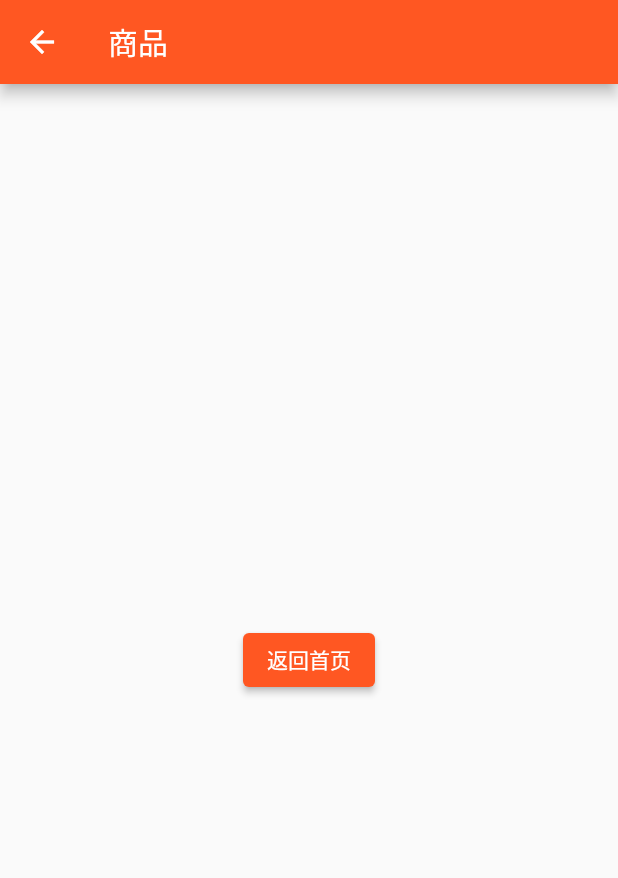
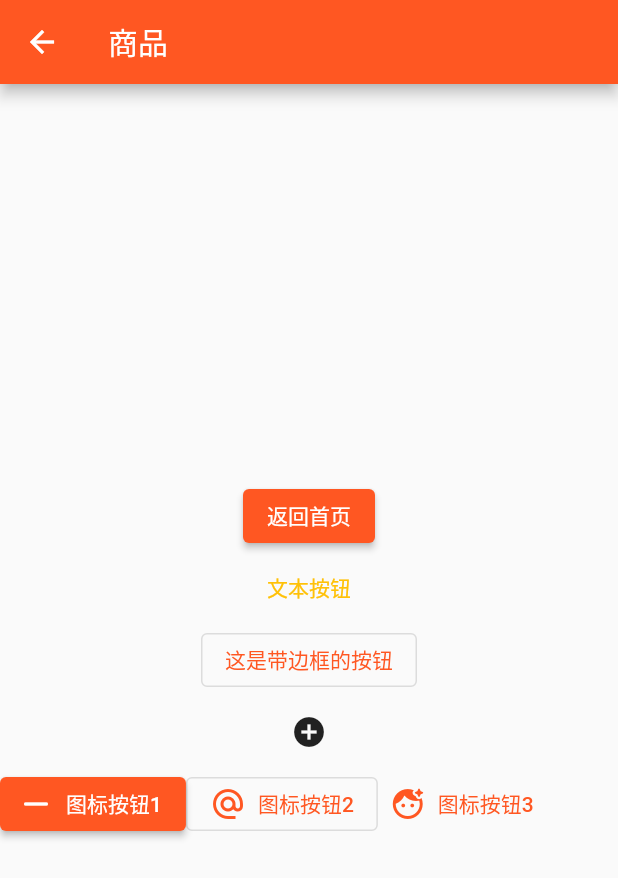
Before and after one commit to ylc927957426/flutterAPP, a Flutter app: the Goods screen opened by its route, on a phone screen of 412 x 824 dp. Shown: the top 878 px of the screen. Run offline on Flutter 3.47's test engine with Material 2 defaults, Android fonts, the phone set to English and light mode, and no system bars.

Commit message:
按钮的展示和icon按钮

```diff
--- a/lib/goods/index.dart
+++ b/lib/goods/index.dart
@@ -23,7 +23,41 @@ class Goods extends StatelessWidget {
                   onPressed: () {
                     Navigator.pop(context, {'id': '商品id'});
                   },
-                  child: const Text('返回首页'))
+                  child: const Text('返回首页')),
+              TextButton(
+                  onPressed: () {
+                    print('这是文本按钮');
+                  },
+                  child: const Text(
+                    '文本按钮',
+                    style: TextStyle(color: Colors.amber),
+                  )),
+              OutlinedButton(
+                  onPressed: () {
+                    print('这是带边框的按钮');
+                  },
+                  child: const Text('这是带边框的按钮')),
+              IconButton(
+                  onPressed: () {
+                    print('这是图标按钮');
+                  },
+                  icon: const Icon(Icons.add_circle)),
+              Row(
+                children: [
+                  ElevatedButton.icon(
+                      onPressed: () {},
+                      icon: const Icon(Icons.horizontal_rule_rounded),
+                      label: const Text('图标按钮1')),
+                  OutlinedButton.icon(
+                      onPressed: () {},
+                      icon: const Icon(Icons.alternate_email_sharp),
+                      label: const Text('图标按钮2')),
+                  TextButton.icon(
+                      onPressed: () {},
+                      icon: const Icon(Icons.face_retouching_natural_rounded),
+                      label: const Text('图标按钮3'))
+                ],
+              )
             ],
           ),
         ));
```
Also changed, not shown: pubspec.yaml (+4 -6 lines), images/a_dot_burr.jpg (added), images/a_dot_ham.jpg (added).
